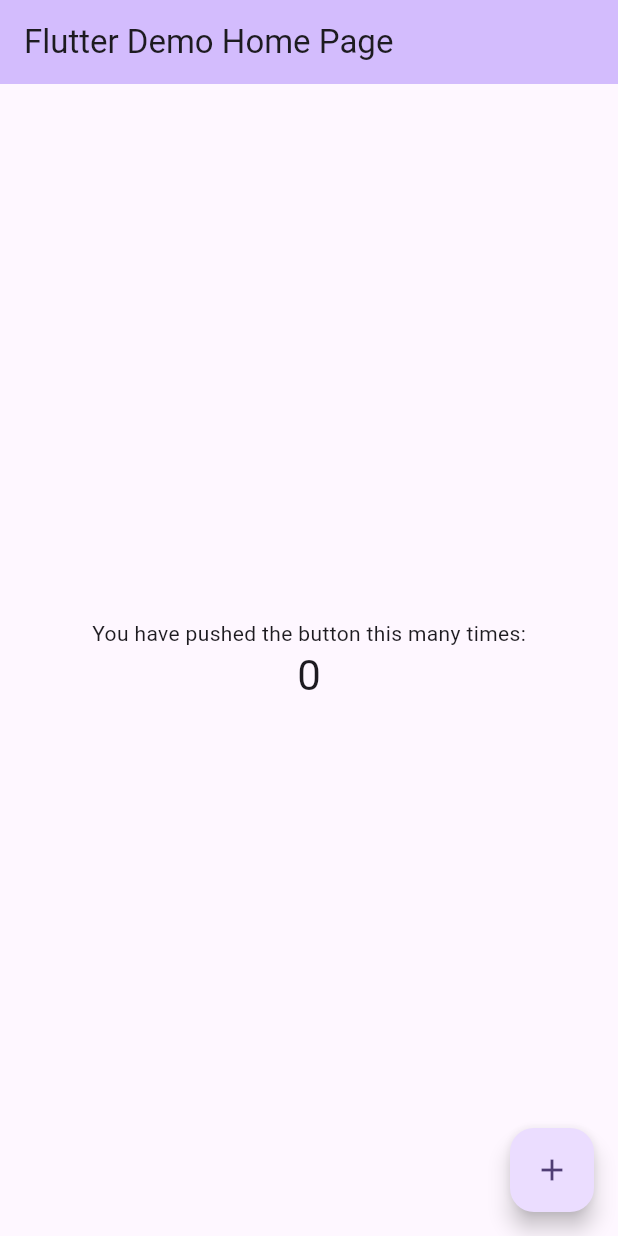
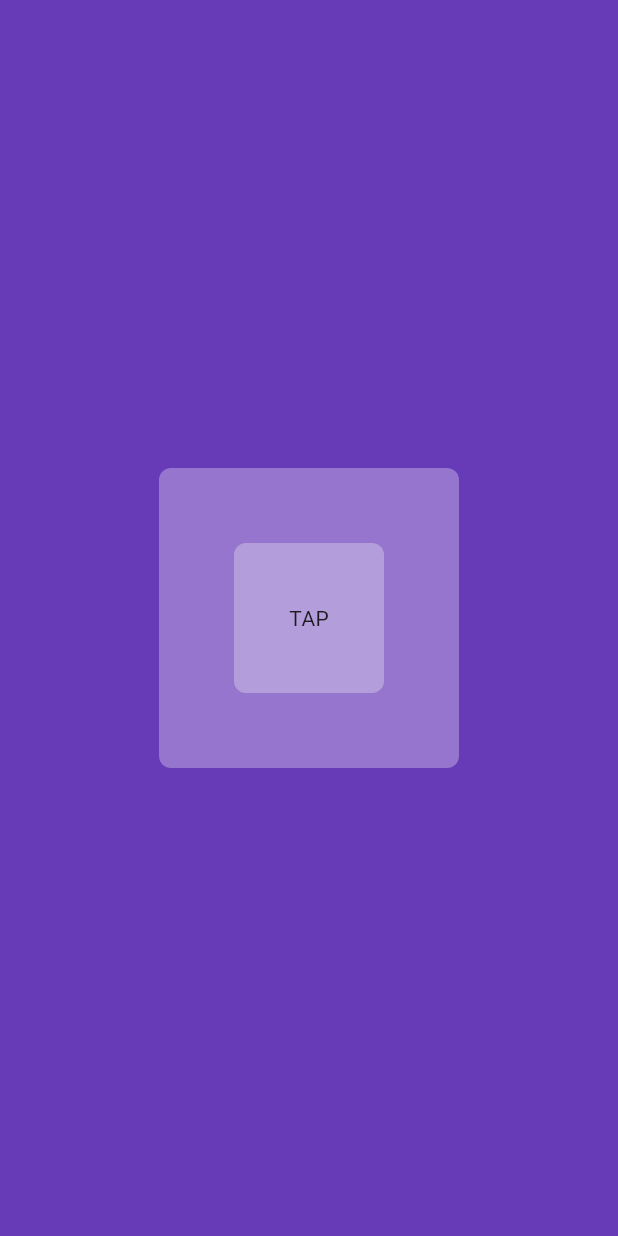
Before and after one commit to devmaslove/flutter_dark_light_mode, a Flutter app: the screen it shows after launch, on a phone screen of 412 x 824 dp. Run offline on Flutter 3.47's test engine with Material 2 defaults, Android fonts, the phone set to English and light mode, and no system bars.

Commit message:
Добавил болванку на которой будут переключаться цвета в зависимости от темы

```diff
--- /dev/null
+++ b/lib/home_page.dart
@@ -0,0 +1,73 @@
+import 'package:flutter/material.dart';
+
+class HomePage extends StatelessWidget {
+  const HomePage({super.key});
+
+  @override
+  Widget build(BuildContext context) {
+    return Scaffold(
+      backgroundColor: Colors.deepPurple[500],
+      body: Center(
+        child: MyBox(
+          color: Colors.deepPurple[300],
+          child: MyButton(
+            color: Colors.deepPurple[200],
+          ),
+        ),
+      ),
+    );
+  }
+}
+
+class MyBox extends StatelessWidget {
+  final Widget? child;
+  final Color? color;
+
+  const MyBox({
+    super.key,
+    this.child,
+    this.color,
+  });
+
+  @override
+  Widget build(BuildContext context) {
+    return Container(
+      decoration: BoxDecoration(
+        color: color,
+        borderRadius: BorderRadius.circular(8),
+      ),
+      width: 200,
+      height: 200,
+      padding: const EdgeInsets.all(50),
+      child: child,
+    );
+  }
+}
+
+class MyButton extends StatelessWidget {
+  final Color? color;
+  final VoidCallback? onTap;
+
+  const MyButton({
+    super.key,
+    this.color,
+    this.onTap,
+  });
+
+  @override
+  Widget build(BuildContext context) {
+    return GestureDetector(
+      onTap: onTap,
+      child: Container(
+        decoration: BoxDecoration(
+          color: color,
+          borderRadius: BorderRadius.circular(8),
+        ),
+        padding: const EdgeInsets.all(25),
+        child: const Center(
+          child: Text('TAP'),
+        ),
+      ),
+    );
+  }
+}
--- a/lib/main.dart
+++ b/lib/main.dart
@@ -1,3 +1,4 @@
+import 'package:dark_light_mode/home_page.dart';
 import 'package:flutter/material.dart';
 
 void main() {
@@ -7,119 +8,15 @@ void main() {
 class MyApp extends StatelessWidget {
   const MyApp({super.key});
 
-  // This widget is the root of your application.
   @override
   Widget build(BuildContext context) {
     return MaterialApp(
       title: 'Flutter Demo',
       theme: ThemeData(
-        // This is the theme of your application.
-        //
-        // TRY THIS: Try running your application with "flutter run". You'll see
-        // the application has a blue toolbar. Then, without quitting the app,
-        // try changing the seedColor in the colorScheme below to Colors.green
-        // and then invoke "hot reload" (save your changes or press the "hot
-        // reload" button in a Flutter-supported IDE, or press "r" if you used
-        // the command line to start the app).
-        //
-        // Notice that the counter didn't reset back to zero; the application
-        // state is not lost during the reload. To reset the state, use hot
-        // restart instead.
-        //
-        // This works for code too, not just values: Most code changes can be
-        // tested with just a hot reload.
         colorScheme: ColorScheme.fromSeed(seedColor: Colors.deepPurple),
         useMaterial3: true,
       ),
-      home: const MyHomePage(title: 'Flutter Demo Home Page'),
+      home: const HomePage(),
     );
   }
 }
-
-class MyHomePage extends StatefulWidget {
-  const MyHomePage({super.key, required this.title});
-
-  // This widget is the home page of your application. It is stateful, meaning
-  // that it has a State object (defined below) that contains fields that affect
-  // how it looks.
-
-  // This class is the configuration for the state. It holds the values (in this
-  // case the title) provided by the parent (in this case the App widget) and
-  // used by the build method of the State. Fields in a Widget subclass are
-  // always marked "final".
-
-  final String title;
-
-  @override
-  State<MyHomePage> createState() => _MyHomePageState();
-}
-
-class _MyHomePageState extends State<MyHomePage> {
-  int _counter = 0;
-
-  void _incrementCounter() {
-    setState(() {
-      // This call to setState tells the Flutter framework that something has
-      // changed in this State, which causes it to rerun the build method below
-      // so that the display can reflect the updated values. If we changed
-      // _counter without calling setState(), then the build method would not be
-      // called again, and so nothing would appear to happen.
-      _counter++;
-    });
-  }
-
-  @override
-  Widget build(BuildContext context) {
-    // This method is rerun every time setState is called, for instance as done
-    // by the _incrementCounter method above.
-    //
-    // The Flutter framework has been optimized to make rerunning build methods
-    // fast, so that you can just rebuild anything that needs updating rather
-    // than having to individually change instances of widgets.
-    return Scaffold(
-      appBar: AppBar(
-        // TRY THIS: Try changing the color here to a specific color (to
-        // Colors.amber, perhaps?) and trigger a hot reload to see the AppBar
-        // change color while the other colors stay the same.
-        backgroundColor: Theme.of(context).colorScheme.inversePrimary,
-        // Here we take the value from the MyHomePage object that was created by
-        // the App.build method, and use it to set our appbar title.
-        title: Text(widget.title),
-      ),
-      body: Center(
-        // Center is a layout widget. It takes a single child and positions it
-        // in the middle of the parent.
-        child: Column(
-          // Column is also a layout widget. It takes a list of children and
-          // arranges them vertically. By default, it sizes itself to fit its
-          // children horizontally, and tries to be as tall as its parent.
-          //
-          // Column has various properties to control how it sizes itself and
-          // how it positions its children. Here we use mainAxisAlignment to
-          // center the children vertically; the main axis here is the vertical
-          // axis because Columns are vertical (the cross axis would be
-          // horizontal).
-          //
-          // TRY THIS: Invoke "debug painting" (choose the "Toggle Debug Paint"
-          // action in the IDE, or press "p" in the console), to see the
-          // wireframe for each widget.
-          mainAxisAlignment: MainAxisAlignment.center,
-          children: <Widget>[
-            const Text(
-              'You have pushed the button this many times:',
-            ),
-            Text(
-              '$_counter',
-              style: Theme.of(context).textTheme.headlineMedium,
-            ),
-          ],
-        ),
-      ),
-      floatingActionButton: FloatingActionButton(
-        onPressed: _incrementCounter,
-        tooltip: 'Increment',
-        child: const Icon(Icons.add),
-      ), // This trailing comma makes auto-formatting nicer for build methods.
-    );
-  }
-}
```
